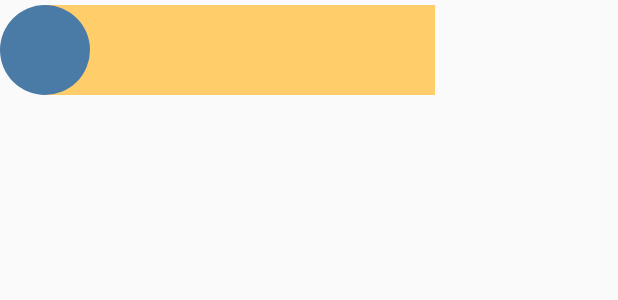
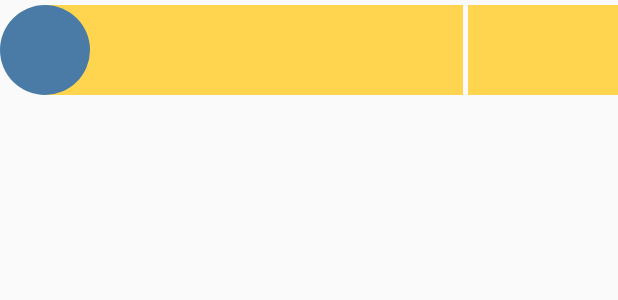
Before and after one commit to dp9318/Quake-Report, an Android app: the layout list_items.xml on its own in the app's theme, with its tools: preview values and no code run, on a phone screen of 412 x 824 dp. Shown: the top 300 px of the screen. Run offline under Robolectric (Android 15) with nearby library versions, the phone set to English and light mode, and no system bars.

Commit message:
Working files

```diff
--- a/app/src/main/res/anim/slide_in.xml
+++ b/app/src/main/res/anim/slide_in.xml
@@ -3,5 +3,5 @@
     <translate
         android:fromXDelta="100%p"
         android:toXDelta="0"
-        android:duration="300" />
+        android:duration="250" />
 </set>
--- a/app/src/main/res/layout/list_items.xml
+++ b/app/src/main/res/layout/list_items.xml
@@ -7,14 +7,36 @@
     >
 
     <TextView
-        android:layout_width="150dp"
-        android:layout_height="match_parent"
+        android:layout_width="match_parent"
+        android:layout_height="30dp"
         android:id="@+id/quake_city"
         android:layout_marginStart="30dp"
+        android:layout_marginEnd="103dp"
+        android:paddingTop="8dp"
         android:paddingStart="33dp"
+        android:paddingEnd="3dp"
+        android:textColor="@color/magnitude1"
+        android:textStyle="italic"
+        android:textSize="12sp"
+        android:textAlignment="viewStart"
+        android:gravity="start"
+        android:background="@color/yellow_light_shade"
+        />
+    <TextView
+        android:id="@+id/quake_country"
+        android:layout_width="match_parent"
+        android:layout_height="match_parent"
+
+        android:layout_marginStart="30dp"
+        android:layout_marginEnd="103dp"
+        android:paddingStart="33dp"
+        android:paddingEnd="3dp"
+        android:background="@color/yellow_light_shade"
+        android:textAlignment="viewStart"
+        android:gravity="start"
         android:textColor="@color/black"
-        android:textAlignment="viewEnd"
-        android:background="@color/yellow"
+        android:textSize="14sp"
+        android:layout_below="@id/quake_city"
         />
     <TextView
         android:layout_width="60dp"
@@ -25,29 +47,32 @@
         android:background="@drawable/magnitude_circle"
         android:textColor="@color/white"
         />
+
     <TextView
-        android:layout_width="110dp"
-        android:layout_height="match_parent"
-        android:id="@+id/quake_country"
-        android:paddingEnd="3dp"
-        android:background="@color/yellow"
-        android:textAlignment="viewStart"
-        android:textColor="@color/black"
-        android:layout_toEndOf="@id/quake_city"/>
-    <TextView
-        android:layout_width="120dp"
-        android:layout_height="wrap_content"
         android:id="@+id/quake_date"
-        android:paddingStart="3dp"
+        android:layout_width="100dp"
+        android:background="@color/yellow_light_shade"
+        android:layout_height="30dp"
+        android:paddingStart="8dp"
+        android:paddingEnd="15dp"
+        android:paddingTop="8dp"
+        android:gravity="end"
+        android:textAlignment="viewEnd"
+        android:textSize="12sp"
         android:layout_alignParentEnd="true"
-        android:textColor="@color/black"
+        android:textColor="@color/magnitude1"
         />
     <TextView
-        android:layout_width="120dp"
-        android:layout_height="wrap_content"
+        android:layout_width="100dp"
+        android:layout_height="30dp"
         android:id="@+id/quake_time"
+        android:background="@color/yellow_light_shade"
+        android:gravity="end"
+        android:paddingEnd="15dp"
         android:paddingStart="3dp"
+        android:textAlignment="viewEnd"
         android:textColor="@color/black"
+        android:textSize="14sp"
         android:layout_alignParentEnd="true"
         android:layout_below="@id/quake_date"
         />
--- a/app/src/main/res/values/colors.xml
+++ b/app/src/main/res/values/colors.xml
@@ -1,6 +1,7 @@
 <?xml version="1.0" encoding="utf-8"?>
 <resources>
     <color name="purple_200">#FFBB86FC</color>
+    <color name="green">#28DD00</color>
     <color name="purple_500">#FF6200EE</color>
     <color name="purple_700">#FF3700B3</color>
     <color name="teal_200">#FF03DAC5</color>
@@ -10,6 +11,7 @@
     <color name="light_yelow">#FFEEAB</color>
     <color name="very_light_yelow">#FFF3C3</color>
     <color name="yellow">#FFCD69</color>
+    <color name="yellow_light_shade">#ffd54f</color>
     <!-- Color for an earthquake with magnitude 0 and 2 -->
     <color name="magnitude1">#4A7BA7</color>
 
--- a/app/src/main/res/values/strings.xml
+++ b/app/src/main/res/values/strings.xml
@@ -5,4 +5,5 @@
     <string name="location">Location</string>
     <string name="date">Date</string>
     <string name="loading">Loading...</string>
+    <string name="no_earthquakes">Loading....</string>
 </resources>
--- a/app/src/main/res/values/styles.xml
+++ b/app/src/main/res/values/styles.xml
@@ -9,7 +9,7 @@
         <item name="colorSecondary">#FFC630</item>
         <item name="colorSecondaryVariant">#FFD685</item>
         <item name="colorOnSecondary">@color/light_yelow</item>
-        <item name="android:statusBarColor">@color/yellow</item>
+        <item name="android:statusBarColor">@color/yellow_light_shade</item>
     </style>
 
     <style name="AppCustomTheme.Dark" parent="Theme.AppCompat.Light.NoActionBar">
@@ -22,6 +22,7 @@
         <item name="colorSecondary">#FFC630</item>
         <item name="colorSecondaryVariant">#FFD685</item>
         <item name="colorOnSecondary">@color/light_yelow</item>
-        <item name="android:statusBarColor">@color/yellow</item>
+        <item name="android:statusBarColor">@color/yellow_light_shade</item>
     </style>
+
 </resources>
--- a/gradle.properties
+++ b/gradle.properties
@@ -20,4 +20,5 @@ android.useAndroidX=true
 # thereby reducing the size of the R class for that library
 android.nonTransitiveRClass=true
 android.defaults.buildfeatures.buildconfig=true
-android.nonFinalResIds=false
+android.nonFinalResIds=true
+org.gradle.unsafe.configuration-cache=true
```
Also changed, not shown: app/src/main/java/com/example/quakereport/EarthquakeActivity.java (+29 -9 lines), app/src/main/res/layout/activity_main.xml (+65 -15 lines).
